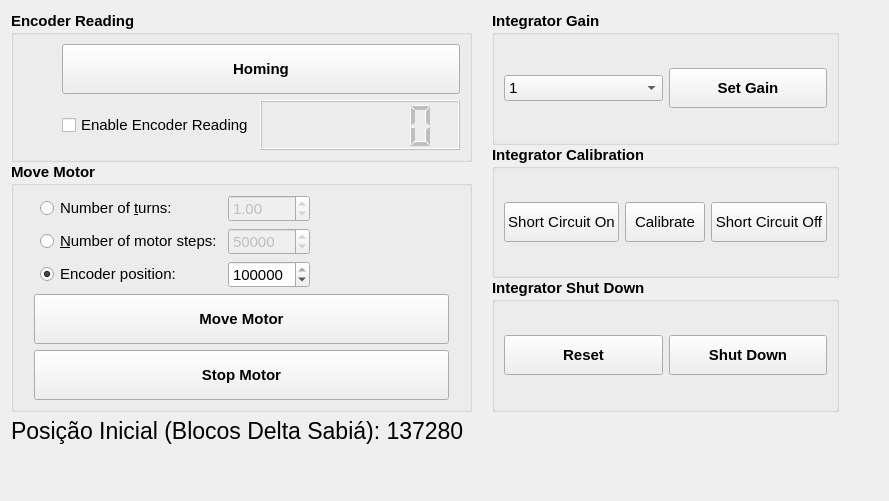
This is helmholtz/gui/ui/motorintegratorwidget.ui in lnls-ima/helmholtz-coil-control as Qt 5 draws it before an edit. The edited form follows.
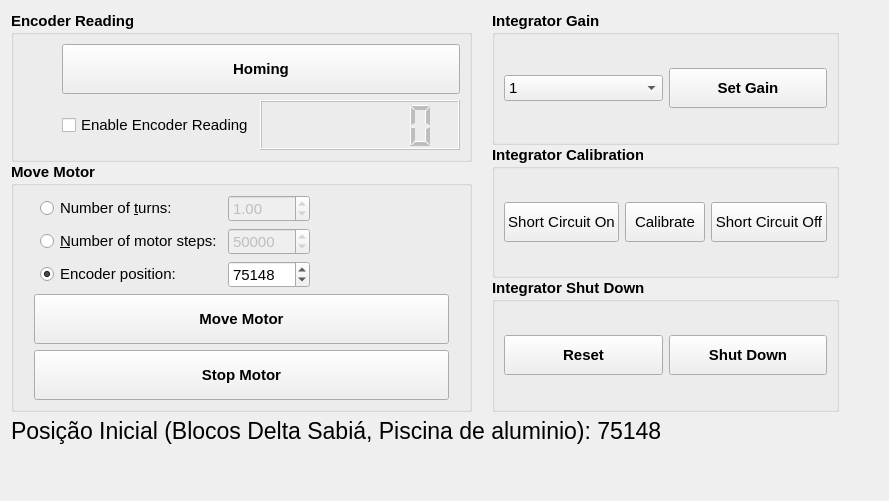
This is the edited form. Icons and pictures are not drawn.

```diff
--- a/helmholtz/gui/ui/motorintegratorwidget.ui
+++ b/helmholtz/gui/ui/motorintegratorwidget.ui
@@ -518,7 +518,7 @@
            <number>5000000</number>
           </property>
           <property name="value">
-           <number>137280</number>
+           <number>75148</number>
           </property>
          </widget>
         </item>
@@ -540,7 +540,7 @@
      </property>
     </spacer>
    </item>
-   <item row="1" column="0">
+   <item row="1" column="0" colspan="2">
     <widget class="QLabel" name="label">
      <property name="font">
       <font>
@@ -548,7 +548,7 @@
       </font>
      </property>
      <property name="text">
-      <string>Posição Inicial (Blocos Delta Sabiá): 137280</string>
+      <string>Posição Inicial (Blocos Delta Sabiá, Piscina de aluminio): 75148</string>
      </property>
     </widget>
    </item>
```
